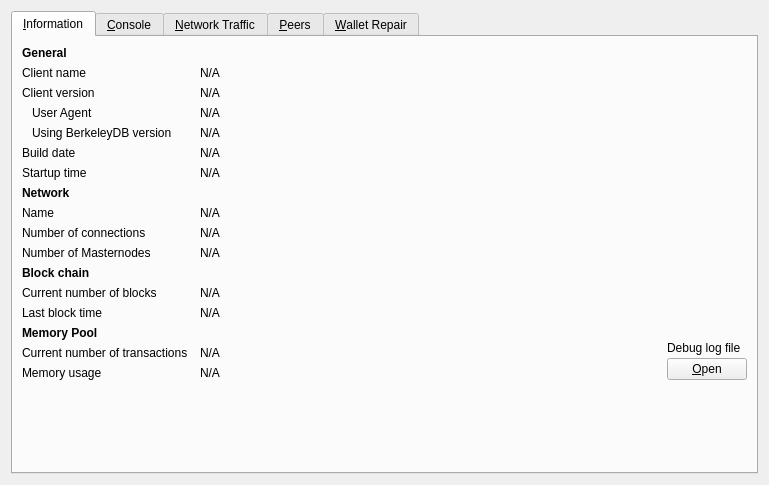
First picture: the form in src/qt/forms/debugwindow.ui, repository reefcoin-io/reefcoin-1, before the edit.
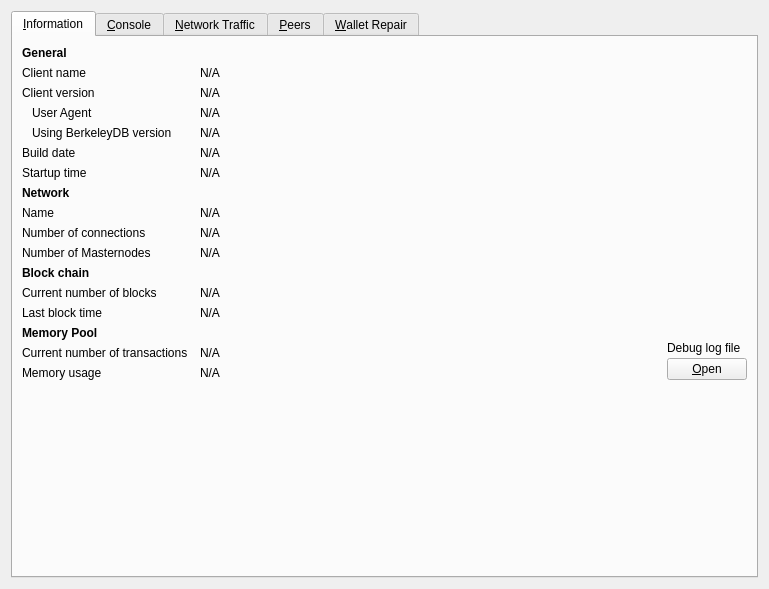
Second picture: the form after the edit. Icons and pictures are not drawn. Custom widgets are drawn as their Qt base class.

```diff
--- a/src/qt/forms/debugwindow.ui
+++ b/src/qt/forms/debugwindow.ui
@@ -7,7 +7,7 @@
     <x>0</x>
     <y>0</y>
     <width>769</width>
-    <height>485</height>
+    <height>589</height>
    </rect>
   </property>
   <property name="windowTitle">
```
Left out of the diff: 4 changed lines with no effect on the pictures. Lines whose indentation alone changed are shown as unchanged.
